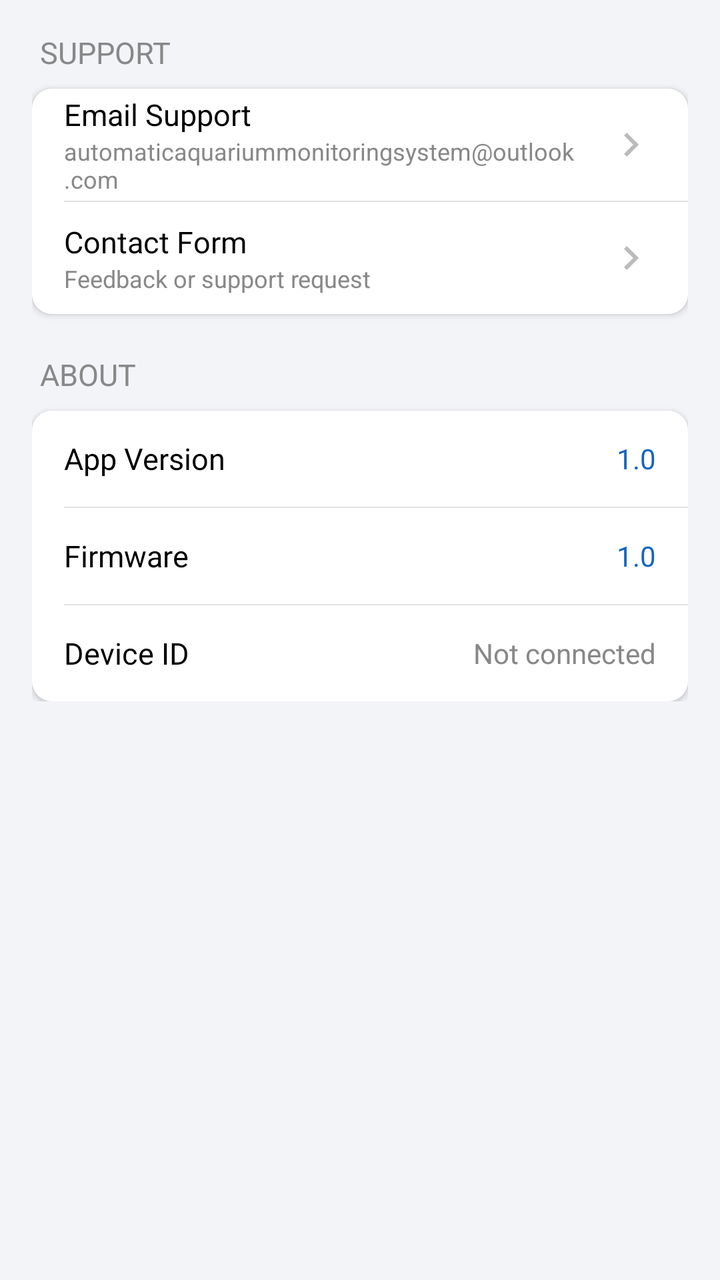
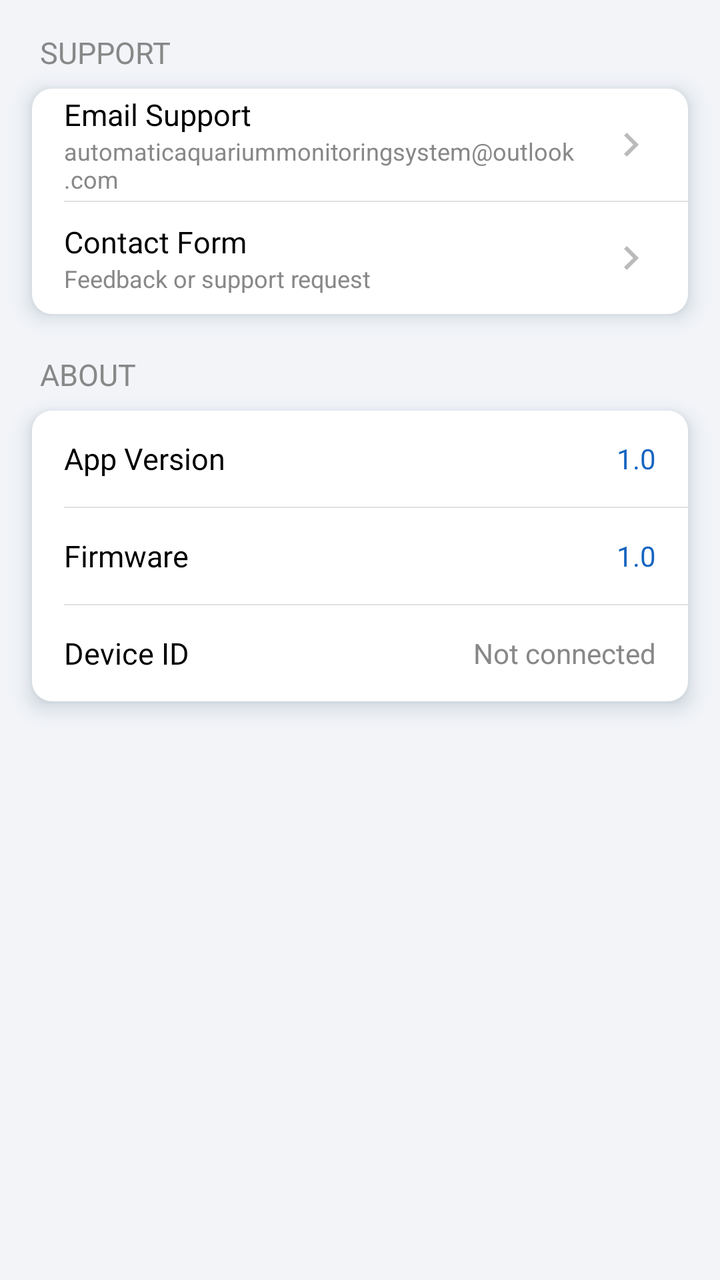

An Android layout rendered at two revisions. The XML below is the earlier revision; the diff shows what the commit changed to produce the second picture.
<!-- AndroidManifest.xml: application theme Theme.AquaSense -->
<!-- res/layout/fragment_contact_support.xml -->
<?xml version="1.0" encoding="utf-8"?>
<ScrollView xmlns:android="http://schemas.android.com/apk/res/android"
    xmlns:app="http://schemas.android.com/apk/res-auto"
    android:layout_width="match_parent"
    android:layout_height="match_parent">

    <LinearLayout
        android:layout_width="match_parent"
        android:layout_height="wrap_content"
        android:orientation="vertical"
        android:padding="16dp">

        
        <TextView
            android:layout_width="wrap_content"
            android:layout_height="wrap_content"
            android:layout_marginBottom="8dp"
            android:layout_marginStart="4dp"
            android:text="@string/section_support"
            android:textAllCaps="true"
            android:textColor="@color/text_secondary"
            android:textSize="15sp" />

        <LinearLayout
            android:layout_width="match_parent"
            android:layout_height="wrap_content"
            android:layout_marginBottom="20dp"
            android:background="@drawable/bg_settings_card"
            android:elevation="2dp"
            android:orientation="vertical">

            
            <LinearLayout
                android:id="@+id/rowEmailSupport"
                android:layout_width="match_parent"
                android:layout_height="56dp"
                android:clickable="true"
                android:focusable="true"
                android:foreground="?attr/selectableItemBackground"
                android:gravity="center_vertical"
                android:orientation="horizontal"
                android:paddingStart="16dp"
                android:paddingEnd="16dp">

                <LinearLayout
                    android:layout_width="0dp"
                    android:layout_height="wrap_content"
                    android:layout_weight="1"
                    android:orientation="vertical">

                    <TextView
                        android:layout_width="wrap_content"
                        android:layout_height="wrap_content"
                        android:text="@string/email_support"
                        android:textColor="@color/text_primary"
                        android:textSize="15sp" />

                    <TextView
                        android:layout_width="wrap_content"
                        android:layout_height="wrap_content"
                        android:text="@string/support_email"
                        android:textColor="@color/text_secondary"
                        android:textSize="12sp" />

                </LinearLayout>

                <ImageView
                    android:layout_width="24dp"
                    android:layout_height="24dp"
                    android:contentDescription="@null"
                    android:importantForAccessibility="no"
                    android:src="@drawable/ic_chevron_right"
                    app:tint="@color/icon_gray" />

            </LinearLayout>

            <View
                android:layout_width="match_parent"
                android:layout_height="0.5dp"
                android:layout_marginStart="16dp"
                android:background="@color/divider" />

            
            <LinearLayout
                android:id="@+id/rowContactForm"
                android:layout_width="match_parent"
                android:layout_height="56dp"
                android:clickable="true"
                android:focusable="true"
                android:foreground="?attr/selectableItemBackground"
                android:gravity="center_vertical"
                android:orientation="horizontal"
                android:paddingStart="16dp"
                android:paddingEnd="16dp">

                <LinearLayout
                    android:layout_width="0dp"
                    android:layout_height="wrap_content"
                    android:layout_weight="1"
                    android:orientation="vertical">

                    <TextView
                        android:layout_width="wrap_content"
                        android:layout_height="wrap_content"
                        android:text="@string/contact_form"
                        android:textColor="@color/text_primary"
                        android:textSize="15sp" />

                    <TextView
                        android:layout_width="wrap_content"
                        android:layout_height="wrap_content"
                        android:text="@string/contact_form_desc"
                        android:textColor="@color/text_secondary"
                        android:textSize="12sp" />

                </LinearLayout>

                <ImageView
                    android:layout_width="24dp"
                    android:layout_height="24dp"
                    android:contentDescription="@null"
                    android:importantForAccessibility="no"
                    android:src="@drawable/ic_chevron_right"
                    app:tint="@color/icon_gray" />

            </LinearLayout>

        </LinearLayout>

        
        <TextView
            android:layout_width="wrap_content"
            android:layout_height="wrap_content"
            android:layout_marginBottom="8dp"
            android:layout_marginStart="4dp"
            android:text="@string/section_about"
            android:textAllCaps="true"
            android:textColor="@color/text_secondary"
            android:textSize="15sp" />

        <LinearLayout
            android:layout_width="match_parent"
            android:layout_height="wrap_content"
            android:background="@drawable/bg_settings_card"
            android:elevation="2dp"
            android:orientation="vertical">

            <LinearLayout
                android:layout_width="match_parent"
                android:layout_height="48dp"
                android:gravity="center_vertical"
                android:orientation="horizontal"
                android:paddingStart="16dp"
                android:paddingEnd="16dp">

                <TextView
                    android:layout_width="0dp"
                    android:layout_height="wrap_content"
                    android:layout_weight="1"
                    android:text="@string/app_version"
                    android:textColor="@color/text_primary"
                    android:textSize="15sp" />

                <TextView
                    android:id="@+id/tvAppVersion"
                    android:layout_width="wrap_content"
                    android:layout_height="wrap_content"
                    android:text="@string/app_version_value"
                    android:textColor="@color/accent"
                    android:textSize="14sp" />

            </LinearLayout>

            <View
                android:layout_width="match_parent"
                android:layout_height="0.5dp"
                android:layout_marginStart="16dp"
                android:background="@color/divider" />

            <LinearLayout
                android:layout_width="match_parent"
                android:layout_height="48dp"
                android:gravity="center_vertical"
                android:orientation="horizontal"
                android:paddingStart="16dp"
                android:paddingEnd="16dp">

                <TextView
                    android:layout_width="0dp"
                    android:layout_height="wrap_content"
                    android:layout_weight="1"
                    android:text="@string/firmware"
                    android:textColor="@color/text_primary"
                    android:textSize="15sp" />

                <TextView
                    android:layout_width="wrap_content"
                    android:layout_height="wrap_content"
                    android:text="@string/firmware_value"
                    android:textColor="@color/accent"
                    android:textSize="14sp" />

            </LinearLayout>

            <View
                android:layout_width="match_parent"
                android:layout_height="0.5dp"
                android:layout_marginStart="16dp"
                android:background="@color/divider" />

            <LinearLayout
                android:layout_width="match_parent"
                android:layout_height="48dp"
                android:gravity="center_vertical"
                android:orientation="horizontal"
                android:paddingStart="16dp"
                android:paddingEnd="16dp">

                <TextView
                    android:layout_width="0dp"
                    android:layout_height="wrap_content"
                    android:layout_weight="1"
                    android:text="@string/device_id"
                    android:textColor="@color/text_primary"
                    android:textSize="15sp" />

                <TextView
                    android:id="@+id/tvDeviceId"
                    android:layout_width="wrap_content"
                    android:layout_height="wrap_content"
                    android:text="@string/device_id_not_connected"
                    android:textColor="@color/text_secondary"
                    android:textSize="14sp" />

            </LinearLayout>

        </LinearLayout>

    </LinearLayout>

</ScrollView>
<!-- resources referenced by this layout -->
<resources>
  <color name="accent">#FF1565C0</color>
  <color name="divider">#FFE0E0E0</color>
  <color name="icon_gray">#FFBBBBBB</color>
  <color name="text_primary">#FF000000</color>
  <color name="text_secondary">#FF888888</color>
  <!-- drawable bg_settings_card (drawable) -->
  <?xml version="1.0" encoding="utf-8"?>
  <shape xmlns:android="http://schemas.android.com/apk/res/android"
      android:shape="rectangle">
      <solid android:color="@color/card_background" />
      <corners android:radius="10dp" />
  </shape>
  <!-- drawable ic_chevron_right (drawable) -->
  <vector xmlns:android="http://schemas.android.com/apk/res/android"
      android:width="24dp"
      android:height="24dp"
      android:viewportWidth="960"
      android:viewportHeight="960"
      android:tint="?attr/colorControlNormal"
      android:autoMirrored="true">
    <path
        android:fillColor="@android:color/white"
        android:pathData="M504,480L320,296L376,240L616,480L376,720L320,664L504,480Z"/>
  </vector>
  <string name="app_version">App Version</string>
  <string name="app_version_value">1.0</string>
  <string name="contact_form">Contact Form</string>
  <string name="contact_form_desc">Feedback or support request</string>
  <string name="device_id">Device ID</string>
  <string name="device_id_not_connected">Not connected</string>
  <string name="email_support">Email Support</string>
  <string name="firmware">Firmware</string>
  <string name="firmware_value">1.0</string>
  <string name="section_about">ABOUT</string>
  <string name="section_support">SUPPORT</string>
  <string name="support_email">automaticaquariummonitoringsystem@outlook.com</string>
  <style name="Theme.AquaSense" parent="Base.Theme.AquaSense" />
  <color name="card_background">#FFFFFFFF</color>
  <style name="Base.Theme.AquaSense" parent="Theme.MaterialComponents.DayNight.NoActionBar">
          
          <item name="android:windowBackground">@color/background</item>
          <item name="android:colorBackground">@color/background</item>
          
          <item name="android:statusBarColor">@color/toolbar_gradient_start</item>
          <item name="android:windowLightStatusBar">@bool/light_status_bar_icons</item>
      </style>
  <color name="background">#FFF2F4F8</color>
  <color name="toolbar_gradient_start">#FFC1DFE0</color>
</resources>

<!-- the commit's change to res/layout/fragment_contact_support.xml (unified diff, before → after) -->
@@ -7,6 +7,7 @@
     <LinearLayout
         android:layout_width="match_parent"
         android:layout_height="wrap_content"
+        android:clipToPadding="false"
         android:orientation="vertical"
         android:padding="16dp">
 
@@ -26,7 +27,7 @@
             android:layout_height="wrap_content"
             android:layout_marginBottom="20dp"
             android:background="@drawable/bg_settings_card"
-            android:elevation="2dp"
+            style="@style/Widget.AquaSense.Card"
             android:orientation="vertical">
 
             
@@ -142,7 +143,7 @@
             android:layout_width="match_parent"
             android:layout_height="wrap_content"
             android:background="@drawable/bg_settings_card"
-            android:elevation="2dp"
+            style="@style/Widget.AquaSense.Card"
             android:orientation="vertical">
 
             <LinearLayout
<!-- resource entries referenced after the edit -->
@@ -36,8 +36,14 @@
   <string name="section_about">ABOUT</string>
   <string name="section_support">SUPPORT</string>
   <string name="support_email">automaticaquariummonitoringsystem@outlook.com</string>
+  <style name="Widget.AquaSense.Card" parent="">
+          <item name="android:elevation">6dp</item>
+          <item name="android:outlineAmbientShadowColor">@color/card_shadow</item>
+          <item name="android:outlineSpotShadowColor">@color/card_shadow</item>
+      </style>
   <style name="Theme.AquaSense" parent="Base.Theme.AquaSense" />
   <color name="card_background">#FFFFFFFF</color>
+  <color name="card_shadow">#FF123A4D</color>
   <style name="Base.Theme.AquaSense" parent="Theme.MaterialComponents.DayNight.NoActionBar">
           
           <item name="android:windowBackground">@color/background</item>
